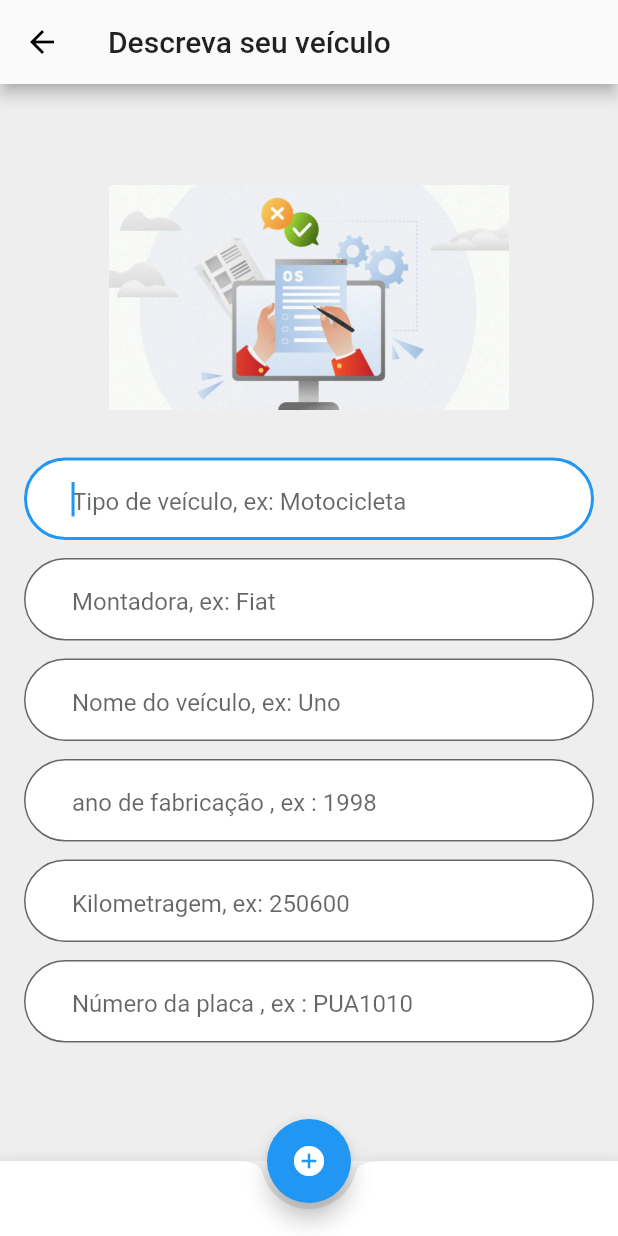
After one commit to BrunoTardio/mecanicasystem_appclientes, a Flutter app: the AdicionarOSVeiculo screen opened by its route, on a phone screen of 412 x 824 dp. The commit adds this screen. Run offline on Flutter 3.47's test engine with Material 2 defaults, Android fonts, the phone set to English and light mode, and no system bars; our stand-ins replace cloud_firestore, firebase_auth; accounts and stored records are empty.

Commit message:
Navegacao para descrever veiculo

```diff
--- /dev/null
+++ b/lib/telas/abas/AdicionarOSVeiculo.dart
@@ -0,0 +1,159 @@
+import 'package:cloud_firestore/cloud_firestore.dart';
+import 'package:flutter/material.dart';
+import 'package:firebase_auth/firebase_auth.dart';
+import 'package:mecanicasystemappclientes/model/VeiculoCliente.dart';
+import 'package:mecanicasystemappclientes/utils/RouteGenerator.dart';
+
+class AdicionarOSVeiculo extends StatefulWidget {
+
+  VeiculoCliente veiculoCliente = VeiculoCliente();
+  AdicionarOSVeiculo({this.veiculoCliente});
+
+  @override
+  _AdicionarOSVeiculoState createState() => _AdicionarOSVeiculoState();
+}
+
+class _AdicionarOSVeiculoState extends State<AdicionarOSVeiculo> {
+  @override
+  Widget build(BuildContext context) {
+    return Scaffold(
+      appBar: AppBar(
+        title: Text("Descreva seu veículo"),
+      ),
+      body: Container(
+        decoration: BoxDecoration(color: Colors.grey[200]),
+        padding: EdgeInsets.all(16),
+        child: Center(
+          child: SingleChildScrollView(
+            child: Column(
+              crossAxisAlignment: CrossAxisAlignment.stretch,
+              children: <Widget>[
+                Padding(
+                    padding: EdgeInsets.only(bottom: 32),
+                    child: Image.asset(
+                      "imagens/os.jpg",
+                      width: 200,
+                      height: 150,
+                    )),
+                Padding(
+                  padding: EdgeInsets.only(bottom: 12),
+                  child: TextField(
+                    autofocus: true,
+                    keyboardType: TextInputType.text,
+                    style: TextStyle(fontSize: 20),
+                    decoration: InputDecoration(
+                        contentPadding: EdgeInsets.fromLTRB(32, 16, 32, 16),
+                        hintText: "Tipo de veículo, ex: Motocicleta",
+                        hintStyle: TextStyle(fontSize: 16),
+                        focusColor: Colors.black,
+                        filled: true,
+                        fillColor: Colors.white,
+                        border: OutlineInputBorder(
+                          borderRadius: BorderRadius.circular(32),
+                        )),
+                  ),
+                ),
+                Padding(
+                  padding: EdgeInsets.only(bottom: 12),
+                  child: TextField(
+                    autofocus: true,
+                    keyboardType: TextInputType.text,
+                    style: TextStyle(fontSize: 20),
+                    decoration: InputDecoration(
+                        contentPadding: EdgeInsets.fromLTRB(32, 16, 32, 16),
+                        hintText: "Montadora, ex: Fiat",
+                        hintStyle: TextStyle(fontSize: 16),
+                        filled: true,
+                        fillColor: Colors.white,
+                        border: OutlineInputBorder(
+                          borderRadius: BorderRadius.circular(32),
+                        )),
+                  ),
+                ),
+                Padding(
+                  padding: EdgeInsets.only(bottom: 12),
+                  child: TextField(
+                    autofocus: true,
+                    keyboardType: TextInputType.text,
+                    style: TextStyle(fontSize: 20),
+                    decoration: InputDecoration(
+                        contentPadding: EdgeInsets.fromLTRB(32, 16, 32, 16),
+                        hintText: "Nome do veículo, ex: Uno",
+                        hintStyle: TextStyle(fontSize: 16),
+                        filled: true,
+                        fillColor: Colors.white,
+                        border: OutlineInputBorder(
+                          borderRadius: BorderRadius.circular(32),
+                        )),
+                  ),
+                ),
+                Padding(
+                  padding: EdgeInsets.only(bottom: 12),
+                  child: TextField(
+                    autofocus: true,
+                    keyboardType: TextInputType.text,
+                    style: TextStyle(fontSize: 20),
+                    decoration: InputDecoration(
+                        contentPadding: EdgeInsets.fromLTRB(32, 16, 32, 16),
+                        hintText: "ano de fabricação , ex : 1998",
+                        hintStyle: TextStyle(fontSize: 16),
+                        filled: true,
+                        fillColor: Colors.white,
+                        border: OutlineInputBorder(
+                          borderRadius: BorderRadius.circular(32),
+                        )),
+                  ),
+                ),
+                Padding(
+                    padding: EdgeInsets.only(bottom: 12),
+                    child: TextField(
+                      autofocus: true,
+                      keyboardType: TextInputType.numberWithOptions(),
+                      style: TextStyle(fontSize: 20),
+                      decoration: InputDecoration(
+                          contentPadding: EdgeInsets.fromLTRB(32, 16, 32, 16),
+                          hintText: "Kilometragem, ex: 250600",
+                          hintStyle: TextStyle(fontSize: 16),
+                          filled: true,
+                          fillColor: Colors.white,
+                          border: OutlineInputBorder(
+                            borderRadius: BorderRadius.circular(32),
+                          )),
+                    )),
+                Padding(
+                  padding: EdgeInsets.only(bottom: 12),
+                  child: TextField(
+                    autofocus: true,
+                    keyboardType: TextInputType.emailAddress,
+                    style: TextStyle(fontSize: 20),
+                    decoration: InputDecoration(
+                        contentPadding: EdgeInsets.fromLTRB(32, 16, 32, 16),
+                        hintText: "Número da placa , ex : PUA1010",
+                        hintStyle: TextStyle(fontSize: 16),
+                        filled: true,
+                        fillColor: Colors.white,
+                        border: OutlineInputBorder(
+                          borderRadius: BorderRadius.circular(32),
+                        )),
+                  ),
+                ),
+              ],
+            ),
+          ),
+        ),
+      ),
+      bottomNavigationBar: BottomAppBar(
+        shape: const CircularNotchedRectangle(),
+        child: Container(
+          height: 50.0,
+        ),
+      ),
+      floatingActionButton: FloatingActionButton(
+        onPressed: () {},
+        tooltip: 'Increment Counter',
+        child: Icon(Icons.add_circle),
+      ),
+      floatingActionButtonLocation: FloatingActionButtonLocation.centerDocked,
+    );
+  }
+}
--- a/lib/telas/abas/VeiculoDetalheAbaDetalhes.dart
+++ b/lib/telas/abas/VeiculoDetalheAbaDetalhes.dart
@@ -5,10 +5,35 @@ class VeiculoDetalheAbaDetalhes extends StatefulWidget {
 }
 
 class _VeiculoDetalheAbaDetalhesState extends State<VeiculoDetalheAbaDetalhes> {
+
+
   @override
   Widget build(BuildContext context) {
-    return Container(
-      child: Text(" aqui ira aparecer informacoes sobre editar veiculo , deletar, colocar foto e transferencia "),
+    return Scaffold(
+      body: Container(
+
+
+
+
+
+
+      ),
+
+      bottomNavigationBar: BottomAppBar(
+        shape: const CircularNotchedRectangle(),
+        child: Container(
+          height: 50.0,
+        ),
+      ),
+      floatingActionButton: FloatingActionButton(
+        onPressed: () {
+
+        },
+        tooltip: 'Increment Counter',
+        child: Icon(Icons.settings),
+      ),
+      floatingActionButtonLocation: FloatingActionButtonLocation.centerDocked,
+
 
     );
   }
--- a/lib/telas/abas/VeiculoDetalheAbaOS.dart
+++ b/lib/telas/abas/VeiculoDetalheAbaOS.dart
@@ -1,4 +1,5 @@
 import 'package:flutter/material.dart';
+import 'package:mecanicasystemappclientes/utils/RouteGenerator.dart';
 
 class VeiculoDetalheAbaOS extends StatefulWidget {
   @override
@@ -8,8 +9,30 @@ class VeiculoDetalheAbaOS extends StatefulWidget {
 class _VeiculoDetalheAbaOSState extends State<VeiculoDetalheAbaOS> {
   @override
   Widget build(BuildContext context) {
-    return Container(
-      child: Text(" Aqui ira aparecer todo o Historico de O.S lançadas para este veiculo "),
+    return Scaffold(
+
+
+
+
+
+
+
+      bottomNavigationBar: BottomAppBar(
+        shape: const CircularNotchedRectangle(),
+        child: Container(
+          height: 50.0,
+        ),
+      ),
+      floatingActionButton: FloatingActionButton(
+        onPressed: () {
+            Navigator.pushNamed(context, RouteGenerator.ROTA_ADICIONAR_OS_VEICULO);
+        },
+        tooltip: 'Increment Counter',
+        child: Icon(Icons.add_circle),
+      ),
+      floatingActionButtonLocation: FloatingActionButtonLocation.centerDocked,
+
+
     );
   }
 }
--- a/lib/utils/RouteGenerator.dart
+++ b/lib/utils/RouteGenerator.dart
@@ -1,9 +1,11 @@
 import 'package:flutter/material.dart';
+import 'package:mecanicasystemappclientes/model/VeiculoCliente.dart';
 import 'package:mecanicasystemappclientes/telas/AdicionarVeiculoCliente.dart';
 import 'package:mecanicasystemappclientes/telas/CadastrarCliente.dart';
 import 'package:mecanicasystemappclientes/telas/Login.dart';
 import 'package:mecanicasystemappclientes/telas/MinhaGaragem.dart';
 import 'package:mecanicasystemappclientes/telas/PainelCliente.dart';
+import 'package:mecanicasystemappclientes/telas/abas/AdicionarOSVeiculo.dart';
 
 class RouteGenerator {
   static const String ROTA_LOGIN = "/telas/Login";
@@ -11,6 +13,7 @@ class RouteGenerator {
   static const String ROTA_PAINEL_CLIENTE = "/telas/PainelCliente";
   static const String ROTA_MINHA_GARAGEM = "/telas/MinhaGaragem";
   static const String ROTA_ADICIONAR_VEICULO_CLIENTE ="/telas/AdicionarVeiculoCliente";
+  static const String ROTA_ADICIONAR_OS_VEICULO ="/telas/abas/AdicionarOSVeiculo";
 
   static Route<dynamic> generateRoute(RouteSettings settings) {
     final args = settings.arguments;
@@ -28,6 +31,8 @@ class RouteGenerator {
         return MaterialPageRoute(builder: (_) => MinhaGaragem());
       case ROTA_ADICIONAR_VEICULO_CLIENTE:
         return MaterialPageRoute(builder: (_) => AdicionarVeiculoCLiente());
+      case ROTA_ADICIONAR_OS_VEICULO:
+        return MaterialPageRoute(builder: (_) => AdicionarOSVeiculo());
       default:
         _erroRota();
     }
```
Also changed, not shown: imagens/os.jpg (added).
